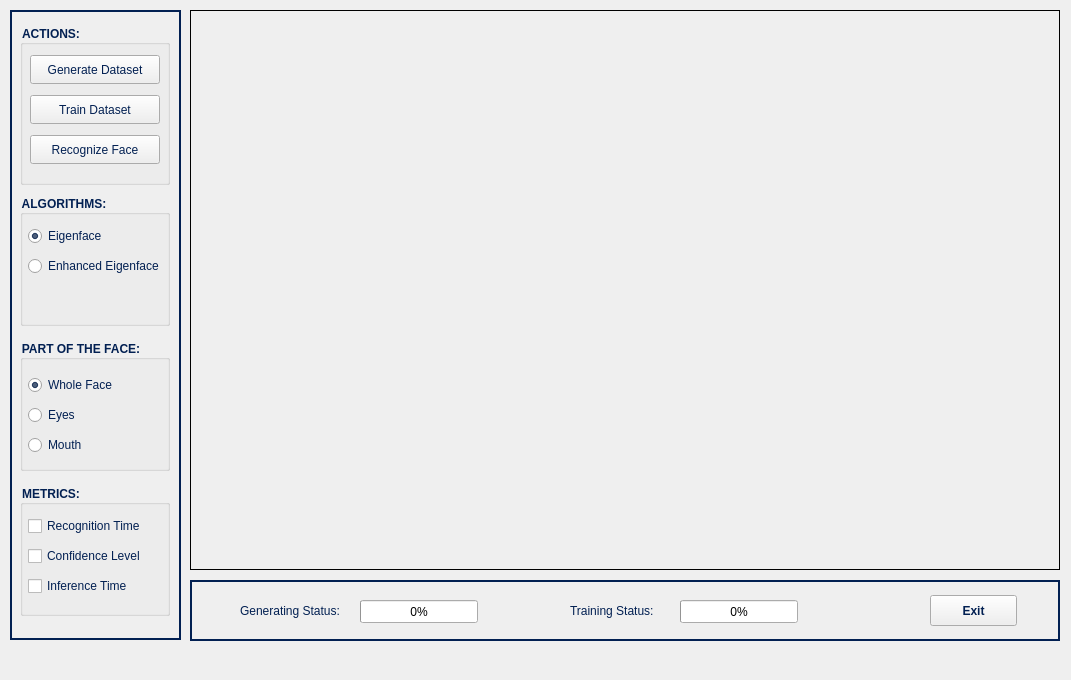
This is mainwindow.ui in Elahnor/Enhanced-Eigenface-Algorithm as Qt 5 draws it before an edit. The edited form follows.
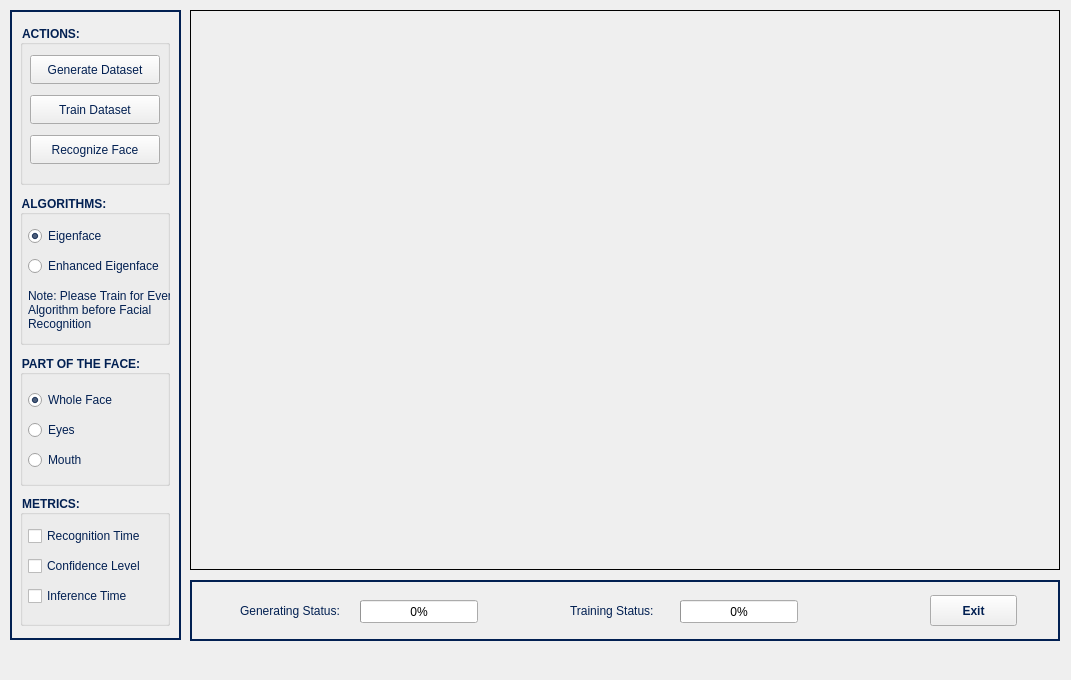
This is the edited form. Icons and pictures are not drawn.

```diff
--- a/mainwindow.ui
+++ b/mainwindow.ui
@@ -80,7 +80,7 @@
         <property name="geometry">
             <rect>
                 <x>10</x>
-                <y>475</y>
+                <y>485</y>
                 <width>150</width>
                 <height>131</height>
             </rect>
@@ -167,7 +167,7 @@
      <property name="geometry">
       <rect>
        <x>10</x>
-       <y>330</y>
+       <y>345</y>
        <width>150</width>
        <height>131</height>
       </rect>
@@ -343,7 +343,7 @@
        <x>10</x>
        <y>185</y>
        <width>150</width>
-       <height>131</height>
+          <height>150</height>
       </rect>
      </property>
      <property name="title">
@@ -412,6 +412,30 @@
           </string>
         </property>
       </widget>
+      <widget class="QLabel" name="note_label">
+        <property name="geometry">
+          <rect>
+            <x>8</x>
+            <y>90</y> 
+            <width>150</width>
+            <height>50</height>
+          </rect>
+        </property>
+        <property name="text">
+          <string>Note: Please Train for Every Algorithm before Facial Recognition</string>
+        </property>
+        <property name="wordWrap">
+          <bool>true</bool>
+        </property>
+        <property name="styleSheet">
+          <string>
+            QLabel {
+              color: #022052;
+              border: none;
+            }
+          </string>
+        </property>
+      </widget>
     </widget>
    </widget>
    <widget class="QFrame" name="frame">
```
Left out of the diff: 8 changed lines with no effect on the pictures. Lines whose indentation alone changed are shown as unchanged.
